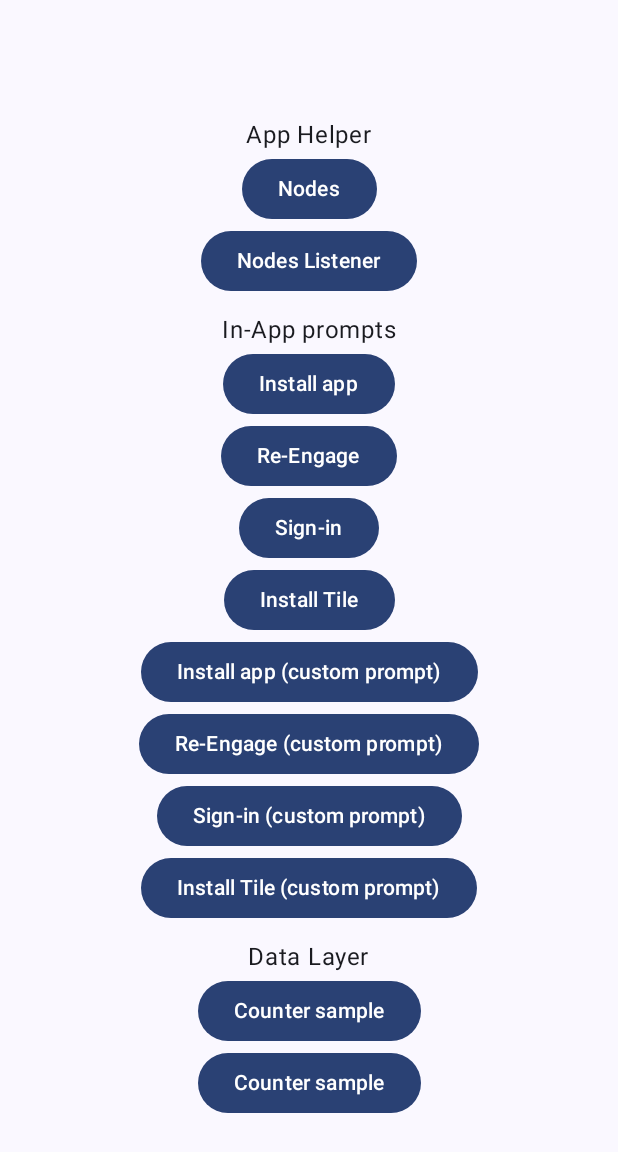
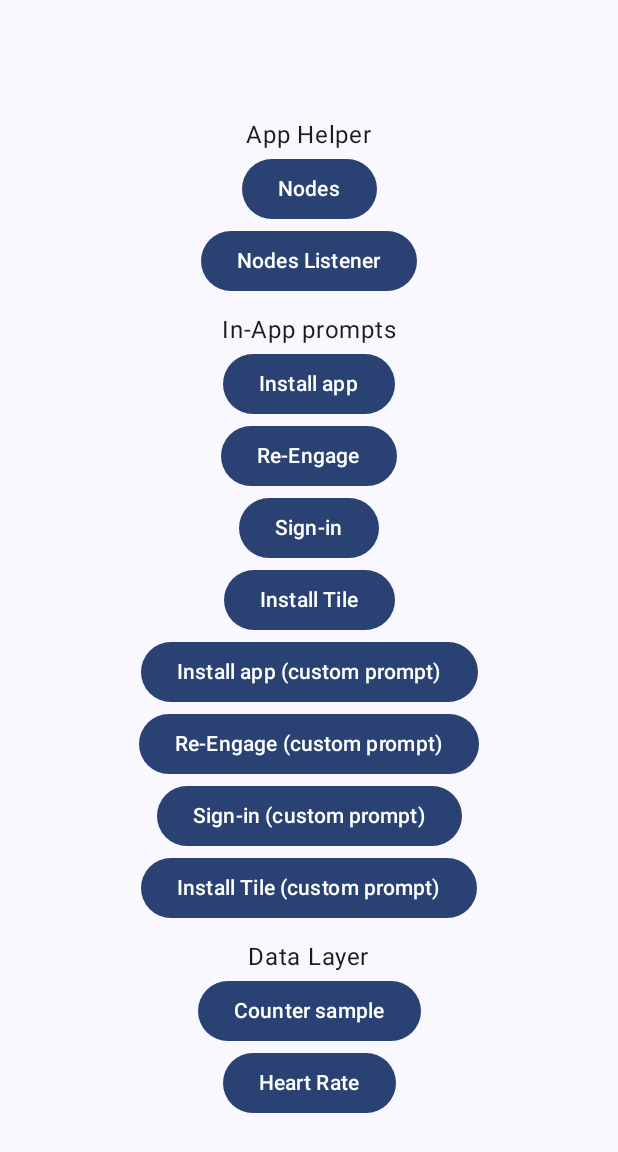
Before and after one commit to kaxadlec/Heart-Dog, an Android app built with Jetpack Compose: the screen it shows after launch (MainActivity), on a phone screen of 412 x 824 dp. Shown: the top 1152 px of the screen. Run offline under Robolectric (Android 15) with nearby library versions, the phone set to English and light mode, and no system bars; our stand-ins replace Dagger/Hilt's generated code.

Commit message:
feat : Heart rate 이름 변경

```diff
--- a/datalayer/sample/phone/src/main/java/com/google/android/horologist/datalayer/sample/screens/menu/MenuScreen.kt
+++ b/datalayer/sample/phone/src/main/java/com/google/android/horologist/datalayer/sample/screens/menu/MenuScreen.kt
@@ -106,7 +106,7 @@ fun MenuScreen(
         }
 
         Button(onClick = { navController.navigate(HeartRate) }) {
-            Text(text = stringResource(id = R.string.menu_screen_counter_item))
+            Text(text = stringResource(id = R.string.menu_screen_heart_rate))
         }
     }
 }
--- a/datalayer/sample/phone/src/main/res/values/strings.xml
+++ b/datalayer/sample/phone/src/main/res/values/strings.xml
@@ -34,6 +34,7 @@
     <string name="menu_screen_install_tile_custom_demo_item">Install Tile (custom prompt)</string>
     <string name="menu_screen_datalayer_header">Data Layer</string>
     <string name="menu_screen_counter_item">Counter sample</string>
+    <string name="menu_screen_heart_rate">Heart Rate</string>
 
     <!-- App Helper Nodes screen -->
     <string name="nodes_screen_header">Nodes</string>
@@ -168,4 +169,5 @@
 
     <!-- Start Remote Sample Activity screen -->
     <string name="app_helper_start_remote_activity_message">This is a sample activity to demonstrate it being launched remotely from the watch.</string>
+
 </resources>
```
